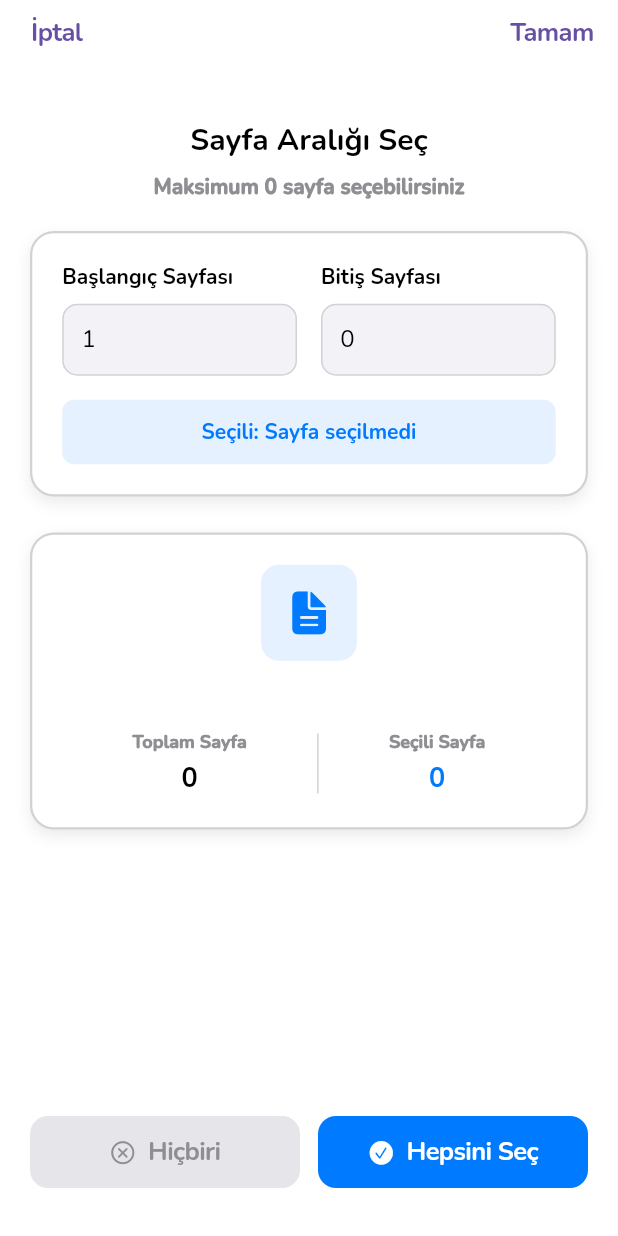
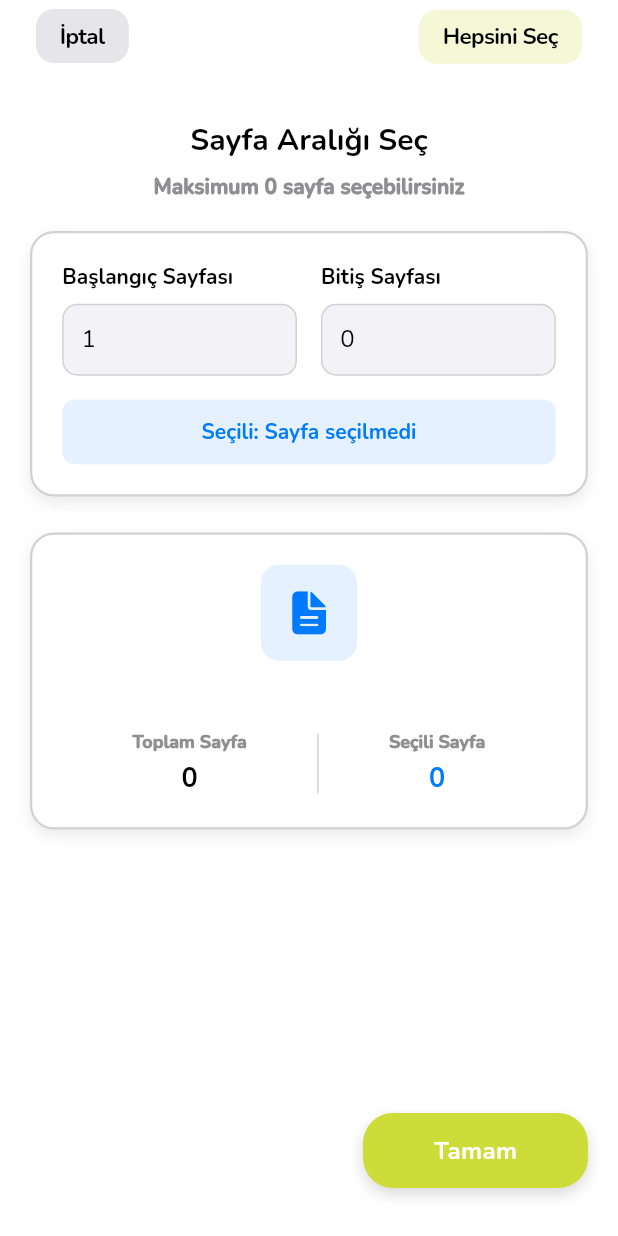
Before and after one commit to kardelenkeles/ui-quiz, a Flutter app: the PagePickerScreen screen opened directly with empty values, on a phone screen of 412 x 824 dp. Run offline on Flutter 3.47's test engine with Material 3 defaults, Android fonts, the phone set to English and light mode, and no system bars; drawn by our look-alikes of keyboard_dismisser; our stand-ins replace cloud_firestore, device_info_plus, file_picker, firebase_auth, firebase_core, flashy_tab_bar2 and 4 more; missing offline and left inert: add_to_cart_animation, animated_button, flutter_pdf_text; accounts and stored records are empty; project files that could hold a hidden picture were left out.

Commit message:
feat: enhance page picker screen layout and improve button interactions for better usability

```diff
--- a/lib/screens/quiz/page_picker_screen.dart
+++ b/lib/screens/quiz/page_picker_screen.dart
@@ -74,54 +74,51 @@ class _PagePickerScreenState extends State<PagePickerScreen> {
       navigationBar: CupertinoNavigationBar(
         backgroundColor: CupertinoColors.systemBackground.resolveFrom(context),
         border: null,
-        leading: CupertinoButton(
-          padding: EdgeInsets.zero,
+        leading: Container(
+          margin: const EdgeInsets.only(left: 8, top: 4),
+          child: CupertinoButton(
+            padding: const EdgeInsets.symmetric(horizontal: 16, vertical: 8),
+            color: CupertinoColors.systemGrey5,
+            borderRadius: BorderRadius.circular(12),
+            minSize: 0,
             onPressed: () => Navigator.of(context).pop(),
             child: const Text(
               'İptal',
               style: TextStyle(
                 fontFamily: 'Nunito',
                 fontWeight: FontWeight.w600,
+                fontSize: 15,
+                color: CupertinoColors.label,
                 decoration: TextDecoration.none,
               ),
             ),
           ),
-        trailing: CupertinoButton(
-          padding: EdgeInsets.zero,
+        ),
+        trailing: Container(
+          margin: const EdgeInsets.only(right: 8, top: 5),
+          child: CupertinoButton(
+            padding: const EdgeInsets.symmetric(horizontal: 16, vertical: 8),
+            color: Colors.lime.withOpacity(0.2),
+            borderRadius: BorderRadius.circular(12),
+            minSize: 0,
             onPressed: () {
-            if (selectedPages.isEmpty) {
-              showCupertinoDialog(
-                context: context,
-                builder: (ctx) => CupertinoAlertDialog(
-                  title: const Text(
-                    'Uyarı',
+              setState(() {
+                selectedPages = List.generate(
+                  widget.pageCount,
+                  (i) => i + 1,
+                ).take(widget.maxSelectable).toList();
+              });
+            },
+            child: const Text(
+              'Hepsini Seç',
               style: TextStyle(
                 fontFamily: 'Nunito',
+                fontWeight: FontWeight.w600,
+                fontSize: 15,
+                color: CupertinoColors.label,
                 decoration: TextDecoration.none,
               ),
             ),
-                  content: const Text(
-                    'En az bir sayfa seçmelisiniz.',
-                    style: TextStyle(fontFamily: 'Nunito'),
-                  ),
-                  actions: [
-                    CupertinoDialogAction(
-                      onPressed: () => Navigator.of(ctx).pop(),
-                      child: const Text(
-                        'Tamam',
-                        style: TextStyle(fontFamily: 'Nunito'),
-                      ),
-                    ),
-                  ],
-                ),
-              );
-            } else {
-              Navigator.of(context).pop({'selectedPages': selectedPages});
-            }
-          },
-          child: const Text(
-            'Tamam',
-            style: TextStyle(fontFamily: 'Nunito', fontWeight: FontWeight.w600),
           ),
         ),
       ),
@@ -422,90 +419,80 @@ class _PagePickerScreenState extends State<PagePickerScreen> {
 
                   const Spacer(),
 
-                  // Alt butonlar - app tasarımına uygun
-                  Container(
-                    margin: const EdgeInsets.all(20),
-                    child: Row(
-                      children: [
-                        Expanded(
+                  // Alt buton - Tamam (sağ alt)
+                  Padding(
+                    padding: const EdgeInsets.fromLTRB(20, 20, 20, 20),
+                    child: Align(
+                      alignment: Alignment.centerRight,
                       child: Container(
-                            height: 48,
+                        height: 50,
+                        width: 150,
                         decoration: BoxDecoration(
-                              color: CupertinoColors.systemGrey5,
-                              borderRadius: BorderRadius.circular(12),
+                          color: Colors.lime,
+                          borderRadius: BorderRadius.circular(20),
+                          boxShadow: [
+                            BoxShadow(
+                              color: Colors.black.withOpacity(0.15),
+                              blurRadius: 8,
+                              offset: const Offset(0, 4),
                             ),
-                            child: CupertinoButton(
-                              padding: EdgeInsets.zero,
-                              onPressed: () {
-                                setState(() {
-                                  selectedPages = [];
-                                });
-                              },
-                              child: Row(
-                                mainAxisAlignment: MainAxisAlignment.center,
-                                children: const [
-                                  Icon(
-                                    CupertinoIcons.clear_circled,
-                                    size: 18,
-                                    color: CupertinoColors.systemGrey,
+                          ],
                         ),
-                                  SizedBox(width: 8),
-                                  Text(
-                                    'Hiçbiri',
+                        child: Material(
+                          color: Colors.transparent,
+                          child: InkWell(
+                            borderRadius: BorderRadius.circular(20),
+                            onTap: () {
+                              if (selectedPages.isEmpty) {
+                                showCupertinoDialog(
+                                  context: context,
+                                  builder: (ctx) => CupertinoAlertDialog(
+                                    title: const Text(
+                                      'Uyarı',
                                       style: TextStyle(
+                                        fontFamily: 'Nunito',
                                         decoration: TextDecoration.none,
+                                      ),
+                                    ),
+                                    content: const Text(
+                                      'En az bir sayfa seçmelisiniz.',
+                                      style: TextStyle(fontFamily: 'Nunito'),
+                                    ),
+                                    actions: [
+                                      CupertinoDialogAction(
+                                        onPressed: () =>
+                                            Navigator.of(ctx).pop(),
+                                        child: const Text(
+                                          'Tamam',
+                                          style: TextStyle(
                                             fontFamily: 'Nunito',
-                                      fontWeight: FontWeight.w600,
-                                      color: CupertinoColors.systemGrey,
+                                          ),
                                         ),
                                       ),
                                     ],
                                   ),
-                            ),
-                          ),
-                        ),
-                        const SizedBox(width: 12),
-                        Expanded(
-                          child: Container(
-                            height: 48,
-                            decoration: BoxDecoration(
-                              color: CupertinoColors.systemBlue,
-                              borderRadius: BorderRadius.circular(12),
-                            ),
-                            child: CupertinoButton(
-                              padding: EdgeInsets.zero,
-                              onPressed: () {
-                                setState(() {
-                                  selectedPages = List.generate(
-                                    widget.pageCount,
-                                    (i) => i + 1,
-                                  ).take(widget.maxSelectable).toList();
-                                });
+                                );
+                              } else {
+                                Navigator.of(
+                                  context,
+                                ).pop({'selectedPages': selectedPages});
+                              }
                             },
-                              child: Row(
-                                mainAxisAlignment: MainAxisAlignment.center,
-                                children: const [
-                                  Icon(
-                                    CupertinoIcons.checkmark_circle_fill,
-                                    size: 18,
-                                    color: Colors.white,
-                                  ),
-                                  SizedBox(width: 8),
-                                  Text(
-                                    'Hepsini Seç',
+                            child: const Center(
+                              child: Text(
+                                'Tamam',
                                 style: TextStyle(
                                   decoration: TextDecoration.none,
+                                  fontSize: 16,
+                                  color: Colors.white,
+                                  fontWeight: FontWeight.bold,
                                   fontFamily: 'Nunito',
-                                      fontWeight: FontWeight.w600,
-                                      color: Colors.white,
-                                    ),
-                                  ),
-                                ],
                                 ),
                               ),
                             ),
                           ),
-                      ],
+                        ),
+                      ),
                     ),
                   ),
                 ],
```
Lines whose indentation alone changed are shown as unchanged.
